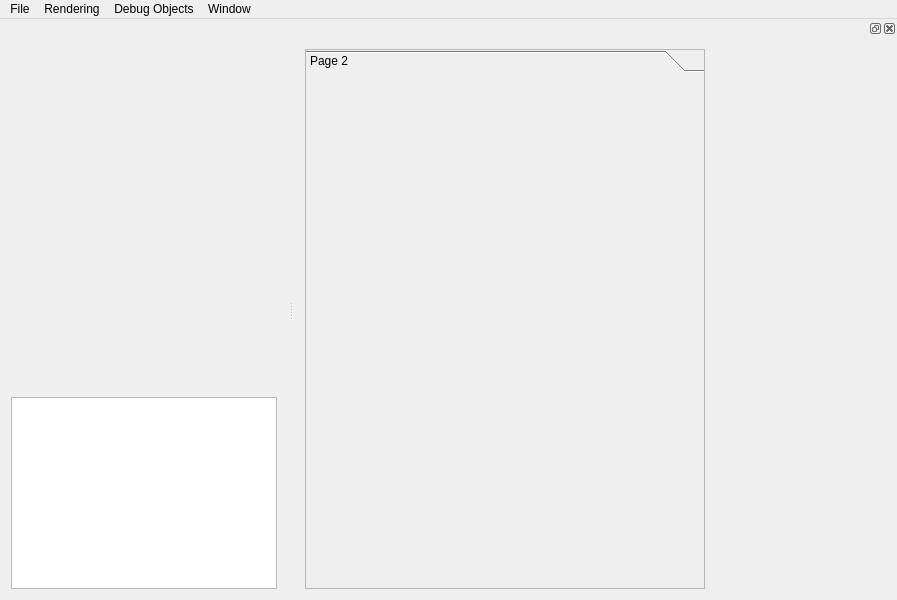
First picture: the form in cg3/viewer/mainwindow.ui, repository cg3hci/cg3lib, before the edit.
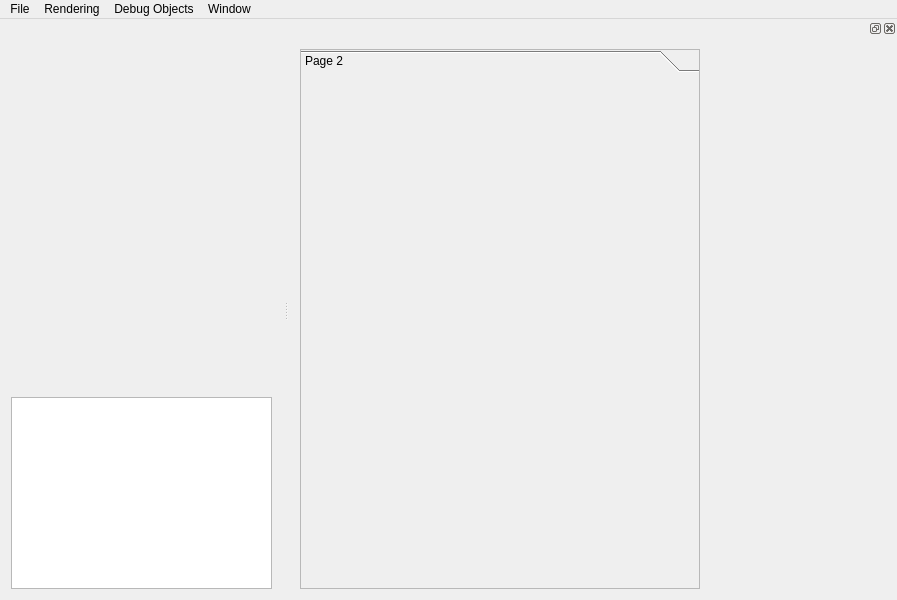
Second picture: the form after the edit. Custom widgets are drawn as their Qt base class.

Diff of the .ui file:
```diff
--- a/cg3/viewer/mainwindow.ui
+++ b/cg3/viewer/mainwindow.ui
@@ -111,7 +111,7 @@
    </property>
    <property name="minimumSize">
     <size>
-     <width>603</width>
+     <width>608</width>
      <height>575</height>
     </size>
    </property>
@@ -172,8 +172,8 @@
          <rect>
           <x>0</x>
           <y>0</y>
-          <width>179</width>
-          <height>541</height>
+          <width>160</width>
+          <height>501</height>
          </rect>
         </property>
         <layout class="QVBoxLayout" name="verticalLayout_2"/>
@@ -212,7 +212,7 @@
           <x>0</x>
           <y>0</y>
           <width>398</width>
-          <height>508</height>
+          <height>445</height>
          </rect>
         </property>
         <attribute name="label">
```
Left out of the diff: 8 changed lines with no effect on the pictures.
